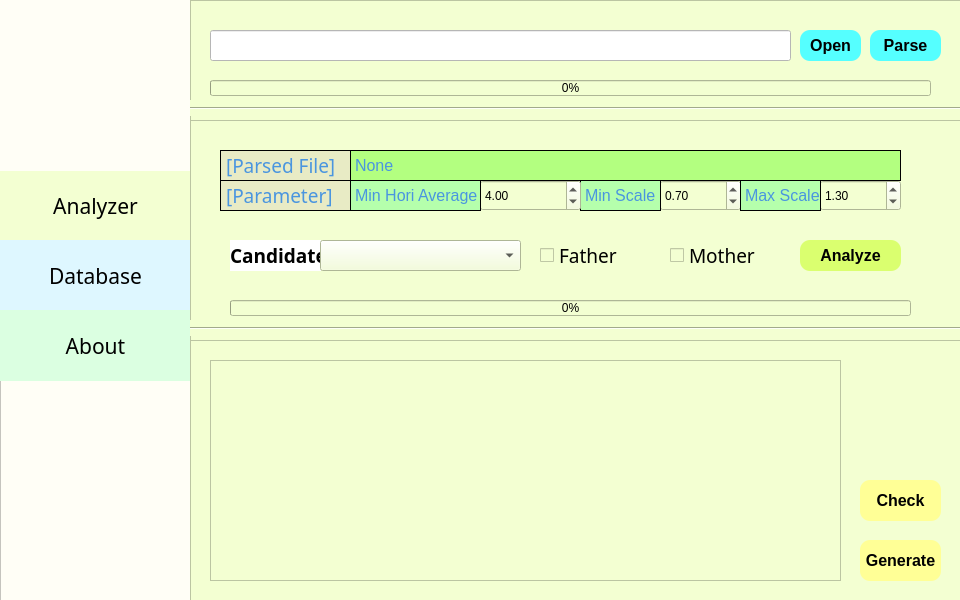
The window that v2/config/UI/mainWin.ui (li-huajing/Helix) describes before a commit, drawn with Qt 5.
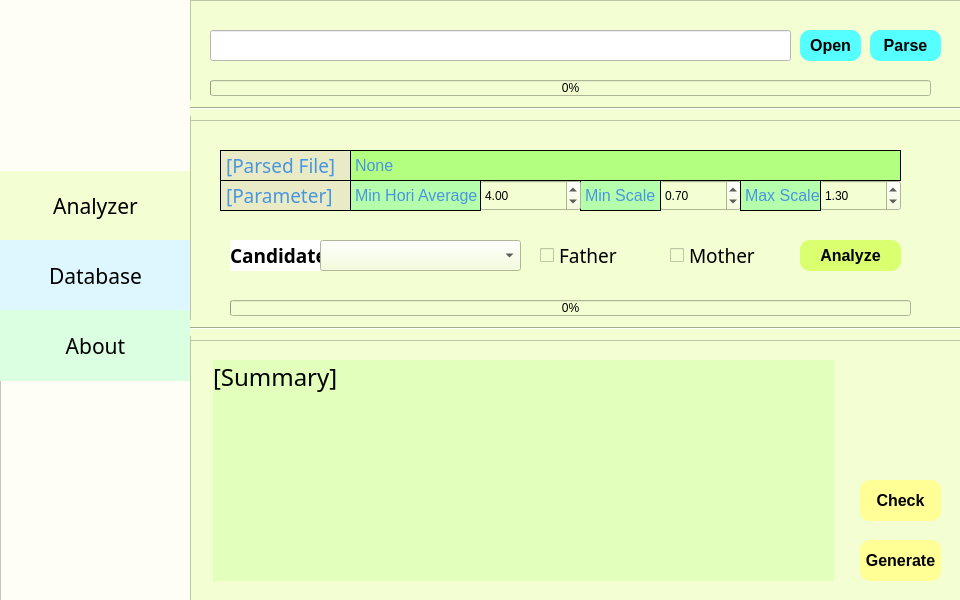
The same window after the commit. Icons and pictures are not drawn.

Commit message: modify the result show board in UI

Diff of the .ui file:
```diff
--- a/v2/config/UI/mainWin.ui
+++ b/v2/config/UI/mainWin.ui
@@ -947,15 +947,32 @@
       <string>Generate</string>
      </property>
     </widget>
-    <widget class="QTextBrowser" name="showTextBrowser">
+    <widget class="QLabel" name="showResultLabel">
      <property name="geometry">
       <rect>
-       <x>20</x>
+       <x>23</x>
        <y>20</y>
-       <width>631</width>
+       <width>621</width>
        <height>221</height>
       </rect>
      </property>
+     <property name="font">
+      <font>
+       <family>Bahnschrift</family>
+       <pointsize>18</pointsize>
+       <weight>50</weight>
+       <bold>false</bold>
+      </font>
+     </property>
+     <property name="styleSheet">
+      <string notr="true">background-color: rgb(226, 255, 188);</string>
+     </property>
+     <property name="text">
+      <string>[Summary]</string>
+     </property>
+     <property name="alignment">
+      <set>Qt::AlignLeading|Qt::AlignLeft|Qt::AlignTop</set>
+     </property>
     </widget>
    </widget>
    <zorder>analysisFrame</zorder>
```
The commit also changes 2 other files.
